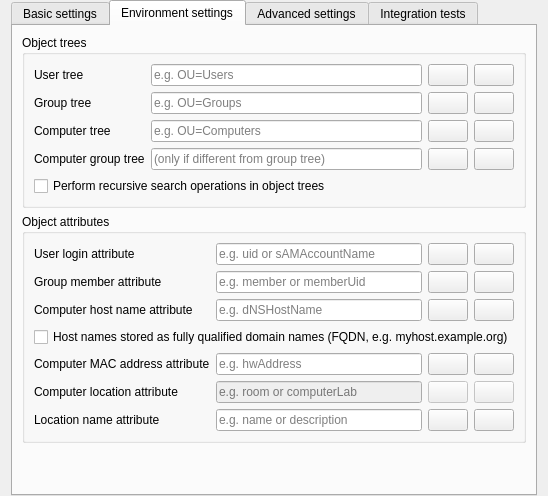
Qt form plugins/ldap/common/LdapConfigurationPage.ui (veyon/veyon) before a commit.
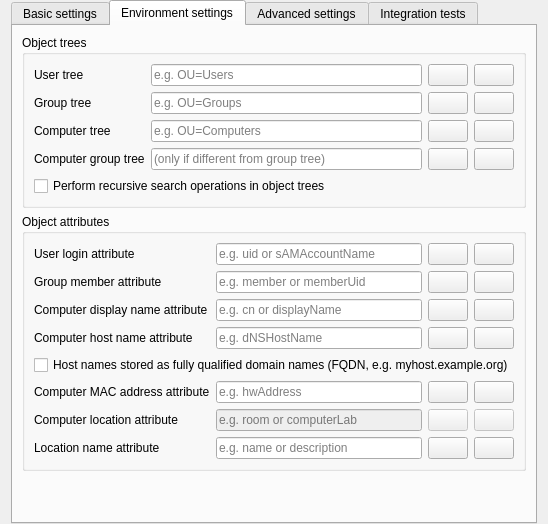
The same form after that commit. The open tabs and pages were chosen to show the change. Icons and pictures are not drawn.

Commit message: LDAP: add computer display name attribute

Diff of the .ui file:
```diff
--- a/plugins/ldap/common/LdapConfigurationPage.ui
+++ b/plugins/ldap/common/LdapConfigurationPage.ui
@@ -455,47 +455,35 @@
           <string>Object attributes</string>
          </property>
          <layout class="QGridLayout" name="gridLayout_22">
-          <item row="0" column="2">
-           <widget class="QPushButton" name="browseUserLoginAttribute">
-            <property name="icon">
-             <iconset resource="../../../core/resources/core.qrc">
-              <normaloff>:/core/edit-find.png</normaloff>:/core/edit-find.png</iconset>
+          <item row="7" column="1">
+           <widget class="QLineEdit" name="locationNameAttribute">
+            <property name="placeholderText">
+             <string>e.g. name or description</string>
             </property>
            </widget>
           </item>
-          <item row="5" column="0">
-           <widget class="QLabel" name="label_44">
-            <property name="text">
-             <string>Computer location attribute</string>
-            </property>
-           </widget>
-          </item>
-          <item row="3" column="0" colspan="4">
+          <item row="4" column="0" colspan="4">
            <widget class="QCheckBox" name="computerHostNameAsFQDN">
             <property name="text">
              <string>Host names stored as fully qualified domain names (FQDN, e.g. myhost.example.org)</string>
             </property>
            </widget>
           </item>
+          <item row="0" column="2">
+           <widget class="QPushButton" name="browseUserLoginAttribute">
+            <property name="icon">
+             <iconset resource="../../../core/resources/core.qrc">
+              <normaloff>:/core/edit-find.png</normaloff>:/core/edit-find.png</iconset>
+            </property>
+           </widget>
+          </item>
           <item row="6" column="1">
-           <widget class="QLineEdit" name="locationNameAttribute">
-            <property name="placeholderText">
-             <string>e.g. name or description</string>
+           <widget class="QLineEdit" name="computerLocationAttribute">
+            <property name="enabled">
+             <bool>false</bool>
             </property>
-           </widget>
-          </item>
-          <item row="1" column="1">
-           <widget class="QLineEdit" name="groupMemberAttribute">
             <property name="placeholderText">
-             <string>e.g. member or memberUid</string>
-            </property>
-           </widget>
-          </item>
-          <item row="4" column="2">
-           <widget class="QPushButton" name="browseComputerMacAddressAttribute">
-            <property name="icon">
-             <iconset resource="../../../core/resources/core.qrc">
-              <normaloff>:/core/edit-find.png</normaloff>:/core/edit-find.png</iconset>
+             <string>e.g. room or computerLab</string>
             </property>
            </widget>
           </item>
@@ -506,105 +494,88 @@
             </property>
            </widget>
           </item>
-          <item row="0" column="1">
-           <widget class="QLineEdit" name="userLoginAttribute">
-            <property name="placeholderText">
-             <string>e.g. uid or sAMAccountName</string>
-            </property>
-           </widget>
-          </item>
           <item row="6" column="0">
-           <widget class="QLabel" name="label_42">
+           <widget class="QLabel" name="label_44">
             <property name="text">
-             <string>Location name attribute</string>
+             <string>Computer location attribute</string>
+            </property>
+           </widget>
+          </item>
+          <item row="1" column="1">
+           <widget class="QLineEdit" name="groupMemberAttribute">
+            <property name="placeholderText">
+             <string>e.g. member or memberUid</string>
+            </property>
+           </widget>
+          </item>
+          <item row="5" column="3">
+           <widget class="QPushButton" name="testComputerMacAddressAttribute">
+            <property name="icon">
+             <iconset resource="../../../core/resources/core.qrc">
+              <normaloff>:/core/dialog-ok-apply.png</normaloff>:/core/dialog-ok-apply.png</iconset>
+            </property>
+           </widget>
+          </item>
+          <item row="1" column="0">
+           <widget class="QLabel" name="label_35">
+            <property name="text">
+             <string>Group member attribute</string>
+            </property>
+           </widget>
+          </item>
+          <item row="0" column="3">
+           <widget class="QPushButton" name="testUserLoginAttribute">
+            <property name="icon">
+             <iconset resource="../../../core/resources/core.qrc">
+              <normaloff>:/core/dialog-ok-apply.png</normaloff>:/core/dialog-ok-apply.png</iconset>
             </property>
            </widget>
           </item>
           <item row="5" column="1">
-           <widget class="QLineEdit" name="computerLocationAttribute">
-            <property name="enabled">
-             <bool>false</bool>
-            </property>
+           <widget class="QLineEdit" name="computerMacAddressAttribute">
             <property name="placeholderText">
-             <string>e.g. room or computerLab</string>
+             <string>e.g. hwAddress</string>
             </property>
            </widget>
           </item>
-          <item row="2" column="2">
-           <widget class="QPushButton" name="browseComputerHostNameAttribute">
-            <property name="icon">
-             <iconset resource="../../../core/resources/core.qrc">
-              <normaloff>:/core/edit-find.png</normaloff>:/core/edit-find.png</iconset>
-            </property>
-           </widget>
-          </item>
-          <item row="1" column="2">
-           <widget class="QPushButton" name="browseGroupMemberAttribute">
-            <property name="icon">
-             <iconset resource="../../../core/resources/core.qrc">
-              <normaloff>:/core/edit-find.png</normaloff>:/core/edit-find.png</iconset>
-            </property>
-           </widget>
-          </item>
-          <item row="4" column="0">
+          <item row="5" column="0">
            <widget class="QLabel" name="label_39">
             <property name="text">
              <string>Computer MAC address attribute</string>
             </property>
            </widget>
           </item>
-          <item row="2" column="1">
+          <item row="3" column="1">
            <widget class="QLineEdit" name="computerHostNameAttribute">
             <property name="placeholderText">
              <string>e.g. dNSHostName</string>
             </property>
            </widget>
           </item>
-          <item row="4" column="1">
-           <widget class="QLineEdit" name="computerMacAddressAttribute">
-            <property name="placeholderText">
-             <string>e.g. hwAddress</string>
-            </property>
-           </widget>
-          </item>
-          <item row="2" column="0">
-           <widget class="QLabel" name="label_38">
-            <property name="text">
-             <string>Computer host name attribute</string>
-            </property>
-           </widget>
-          </item>
-          <item row="1" column="0">
-           <widget class="QLabel" name="label_35">
-            <property name="text">
-             <string>Group member attribute</string>
-            </property>
-           </widget>
-          </item>
-          <item row="5" column="2">
-           <widget class="QPushButton" name="browseComputerLocationAttribute">
-            <property name="enabled">
-             <bool>false</bool>
-            </property>
+          <item row="3" column="2">
+           <widget class="QPushButton" name="browseComputerHostNameAttribute">
             <property name="icon">
              <iconset resource="../../../core/resources/core.qrc">
               <normaloff>:/core/edit-find.png</normaloff>:/core/edit-find.png</iconset>
             </property>
            </widget>
           </item>
+          <item row="3" column="3">
+           <widget class="QPushButton" name="testComputerHostNameAttribute">
+            <property name="icon">
+             <iconset resource="../../../core/resources/core.qrc">
+              <normaloff>:/core/dialog-ok-apply.png</normaloff>:/core/dialog-ok-apply.png</iconset>
+            </property>
+           </widget>
+          </item>
           <item row="6" column="2">
-           <widget class="QPushButton" name="browseLocationNameAttribute">
-            <property name="icon">
-             <iconset resource="../../../core/resources/core.qrc">
-              <normaloff>:/core/edit-find.png</normaloff>:/core/edit-find.png</iconset>
+           <widget class="QPushButton" name="browseComputerLocationAttribute">
+            <property name="enabled">
+             <bool>false</bool>
             </property>
-           </widget>
-          </item>
-          <item row="0" column="3">
-           <widget class="QPushButton" name="testUserLoginAttribute">
             <property name="icon">
              <iconset resource="../../../core/resources/core.qrc">
-              <normaloff>:/core/dialog-ok-apply.png</normaloff>:/core/dialog-ok-apply.png</iconset>
+              <normaloff>:/core/edit-find.png</normaloff>:/core/edit-find.png</iconset>
             </property>
            </widget>
           </item>
@@ -616,34 +587,70 @@
             </property>
            </widget>
           </item>
-          <item row="2" column="3">
-           <widget class="QPushButton" name="testComputerHostNameAttribute">
-            <property name="icon">
-             <iconset resource="../../../core/resources/core.qrc">
-              <normaloff>:/core/dialog-ok-apply.png</normaloff>:/core/dialog-ok-apply.png</iconset>
-            </property>
-           </widget>
-          </item>
-          <item row="4" column="3">
-           <widget class="QPushButton" name="testComputerMacAddressAttribute">
-            <property name="icon">
-             <iconset resource="../../../core/resources/core.qrc">
-              <normaloff>:/core/dialog-ok-apply.png</normaloff>:/core/dialog-ok-apply.png</iconset>
-            </property>
-           </widget>
-          </item>
-          <item row="5" column="3">
-           <widget class="QPushButton" name="testComputerLocationAttribute">
-            <property name="enabled">
-             <bool>false</bool>
-            </property>
-            <property name="icon">
-             <iconset resource="../../../core/resources/core.qrc">
-              <normaloff>:/core/dialog-ok-apply.png</normaloff>:/core/dialog-ok-apply.png</iconset>
-            </property>
-           </widget>
-          </item>
           <item row="6" column="3">
+           <widget class="QPushButton" name="testComputerLocationAttribute">
+            <property name="enabled">
+             <bool>false</bool>
+            </property>
+            <property name="icon">
+             <iconset resource="../../../core/resources/core.qrc">
+              <normaloff>:/core/dialog-ok-apply.png</normaloff>:/core/dialog-ok-apply.png</iconset>
+            </property>
+           </widget>
+          </item>
+          <item row="0" column="1">
+           <widget class="QLineEdit" name="userLoginAttribute">
+            <property name="placeholderText">
+             <string>e.g. uid or sAMAccountName</string>
+            </property>
+           </widget>
+          </item>
+          <item row="2" column="0">
+           <widget class="QLabel" name="computerDisplayNameAttributeLabel">
+            <property name="text">
+             <string>Computer display name attribute</string>
+            </property>
+           </widget>
+          </item>
+          <item row="3" column="0">
+           <widget class="QLabel" name="label_38">
+            <property name="text">
+             <string>Computer host name attribute</string>
+            </property>
+           </widget>
+          </item>
+          <item row="7" column="0">
+           <widget class="QLabel" name="label_42">
+            <property name="text">
+             <string>Location name attribute</string>
+            </property>
+           </widget>
+          </item>
+          <item row="1" column="2">
+           <widget class="QPushButton" name="browseGroupMemberAttribute">
+            <property name="icon">
+             <iconset resource="../../../core/resources/core.qrc">
+              <normaloff>:/core/edit-find.png</normaloff>:/core/edit-find.png</iconset>
+            </property>
+           </widget>
+          </item>
+          <item row="7" column="2">
+           <widget class="QPushButton" name="browseLocationNameAttribute">
+            <property name="icon">
+             <iconset resource="../../../core/resources/core.qrc">
+              <normaloff>:/core/edit-find.png</normaloff>:/core/edit-find.png</iconset>
+            </property>
+           </widget>
+          </item>
+          <item row="5" column="2">
+           <widget class="QPushButton" name="browseComputerMacAddressAttribute">
+            <property name="icon">
+             <iconset resource="../../../core/resources/core.qrc">
+              <normaloff>:/core/edit-find.png</normaloff>:/core/edit-find.png</iconset>
+            </property>
+           </widget>
+          </item>
+          <item row="7" column="3">
            <widget class="QPushButton" name="testLocationNameAttribute">
             <property name="icon">
              <iconset resource="../../../core/resources/core.qrc">
@@ -651,6 +658,29 @@
             </property>
            </widget>
           </item>
+          <item row="2" column="1">
+           <widget class="QLineEdit" name="computerDisplayNameAttribute">
+            <property name="placeholderText">
+             <string>e.g. cn or displayName</string>
+            </property>
+           </widget>
+          </item>
+          <item row="2" column="2">
+           <widget class="QPushButton" name="browseComputerDisplayNameAttribute">
+            <property name="icon">
+             <iconset resource="../../../core/resources/core.qrc">
+              <normaloff>:/core/edit-find.png</normaloff>:/core/edit-find.png</iconset>
+            </property>
+           </widget>
+          </item>
+          <item row="2" column="3">
+           <widget class="QPushButton" name="testComputerDisplayNameAttribute">
+            <property name="icon">
+             <iconset resource="../../../core/resources/core.qrc">
+              <normaloff>:/core/dialog-ok-apply.png</normaloff>:/core/dialog-ok-apply.png</iconset>
+            </property>
+           </widget>
+          </item>
          </layout>
         </widget>
        </item>
```
Left out of the diff: 3 changed lines with no effect on the pictures. The commit also changes 5 other files.
